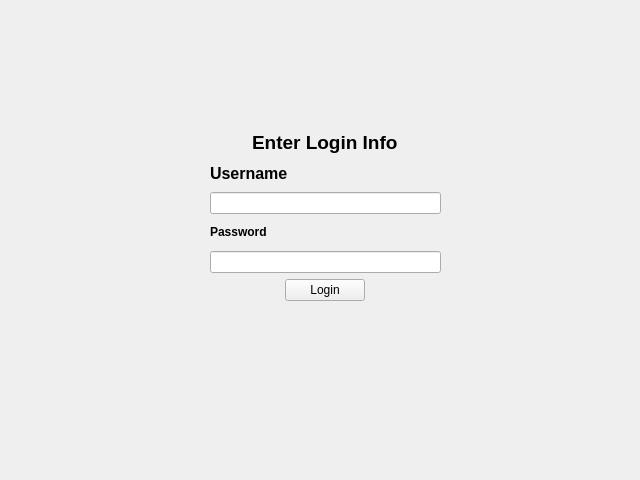
Before: the Qt Designer form loginform.ui in Sultan-Miscellaneous/GroupProject, drawn with Qt 5.
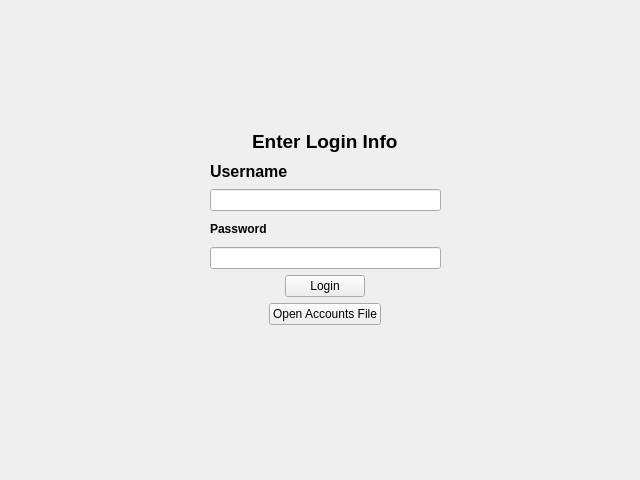
After: the same form once the commit is applied.

What changed in the file:
```diff
--- a/loginform.ui
+++ b/loginform.ui
@@ -19,7 +19,7 @@
      <x>210</x>
      <y>130</y>
      <width>231</width>
-     <height>171</height>
+     <height>195</height>
     </rect>
    </property>
    <layout class="QVBoxLayout" name="verticalLayout">
@@ -57,6 +57,13 @@
       </property>
      </widget>
     </item>
+    <item alignment="Qt::AlignHCenter">
+     <widget class="QPushButton" name="pushButton">
+      <property name="text">
+       <string>Open Accounts File</string>
+      </property>
+     </widget>
+    </item>
    </layout>
   </widget>
  </widget>
```
